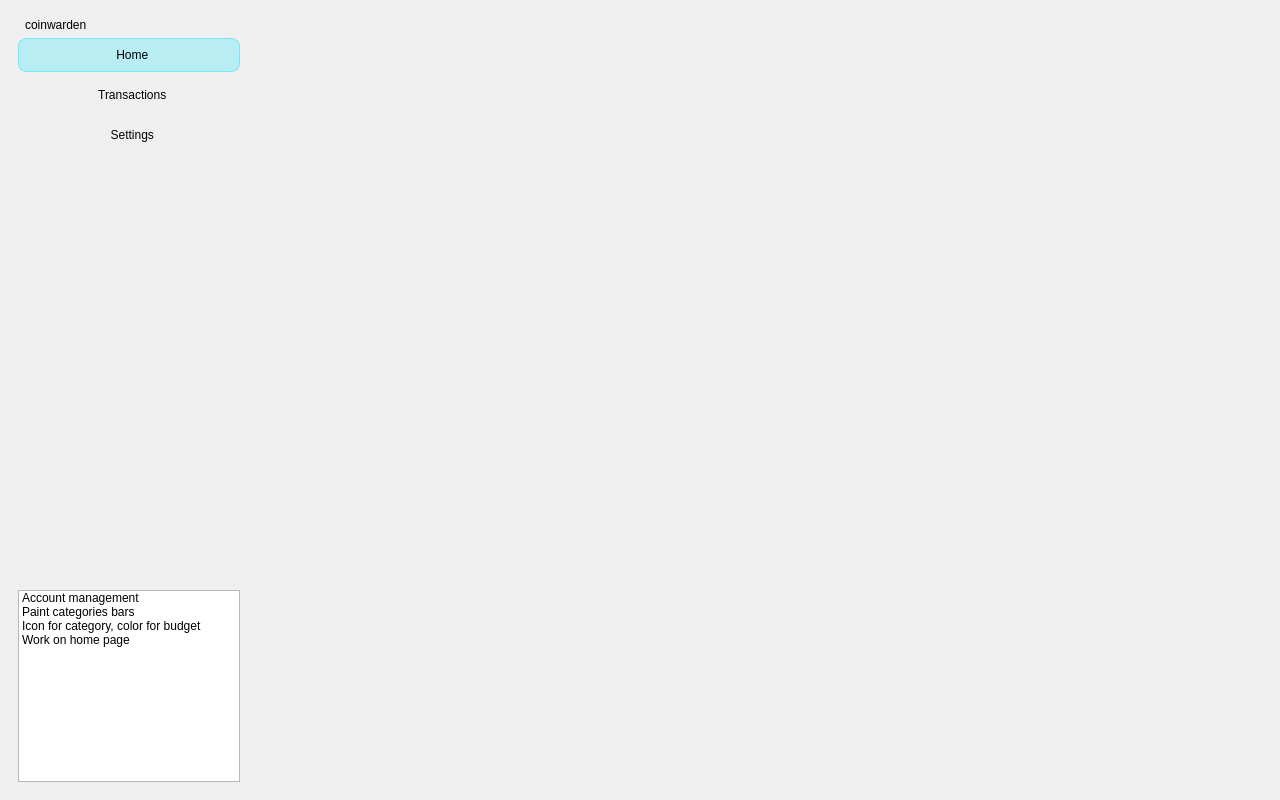
Before: the Qt Designer form Desktop/MainWindow.ui in david4more/CoinWarden, drawn with Qt 5.
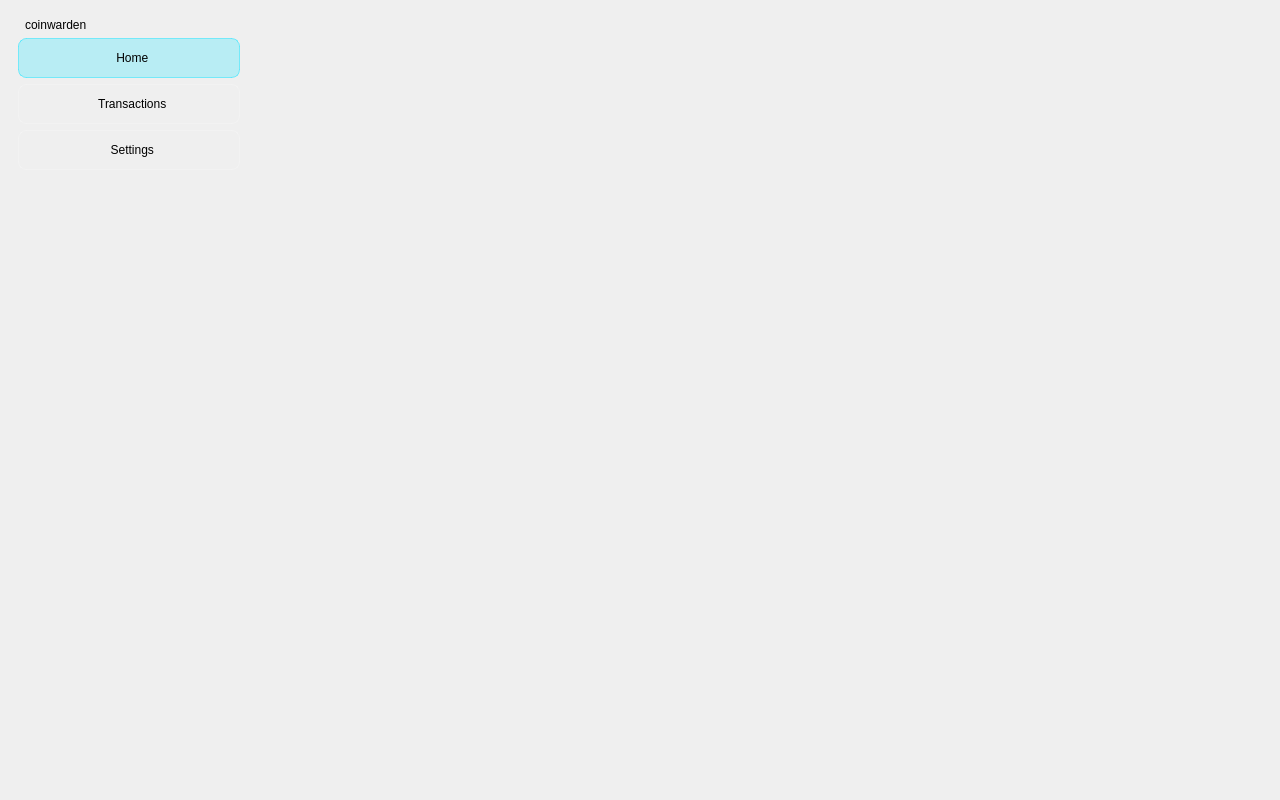
After: the same form once the commit is applied. Icons and pictures are not drawn.

Commit message: move business logic from HomePage, implement income/expense ratio indicator

Patch:
```diff
--- a/Desktop/MainWindow.ui
+++ b/Desktop/MainWindow.ui
@@ -28,7 +28,7 @@
       </property>
       <property name="minimumSize">
        <size>
-        <width>0</width>
+        <width>240</width>
         <height>0</height>
        </size>
       </property>
@@ -107,7 +107,13 @@
          <property name="minimumSize">
           <size>
            <width>0</width>
-           <height>34</height>
+           <height>40</height>
+          </size>
+         </property>
+         <property name="maximumSize">
+          <size>
+           <width>16777215</width>
+           <height>40</height>
           </size>
          </property>
          <property name="layoutDirection">
@@ -170,7 +176,13 @@
          <property name="minimumSize">
           <size>
            <width>0</width>
-           <height>34</height>
+           <height>40</height>
+          </size>
+         </property>
+         <property name="maximumSize">
+          <size>
+           <width>16777215</width>
+           <height>40</height>
           </size>
          </property>
          <property name="autoFillBackground">
@@ -230,7 +242,13 @@
          <property name="minimumSize">
           <size>
            <width>0</width>
-           <height>34</height>
+           <height>40</height>
+          </size>
+         </property>
+         <property name="maximumSize">
+          <size>
+           <width>16777215</width>
+           <height>40</height>
           </size>
          </property>
          <property name="styleSheet">
@@ -286,36 +304,6 @@
          </property>
         </spacer>
        </item>
-       <item>
-        <widget class="QListWidget" name="listWidget">
-         <property name="sizePolicy">
-          <sizepolicy hsizetype="Expanding" vsizetype="Fixed">
-           <horstretch>0</horstretch>
-           <verstretch>2</verstretch>
-          </sizepolicy>
-         </property>
-         <item>
-          <property name="text">
-           <string>Account management</string>
-          </property>
-         </item>
-         <item>
-          <property name="text">
-           <string>Paint categories bars</string>
-          </property>
-         </item>
-         <item>
-          <property name="text">
-           <string>Icon for category, color for budget</string>
-          </property>
-         </item>
-         <item>
-          <property name="text">
-           <string>Work on home page</string>
-          </property>
-         </item>
-        </widget>
-       </item>
       </layout>
      </widget>
     </item>
```
The commit also changes 5 other files.
